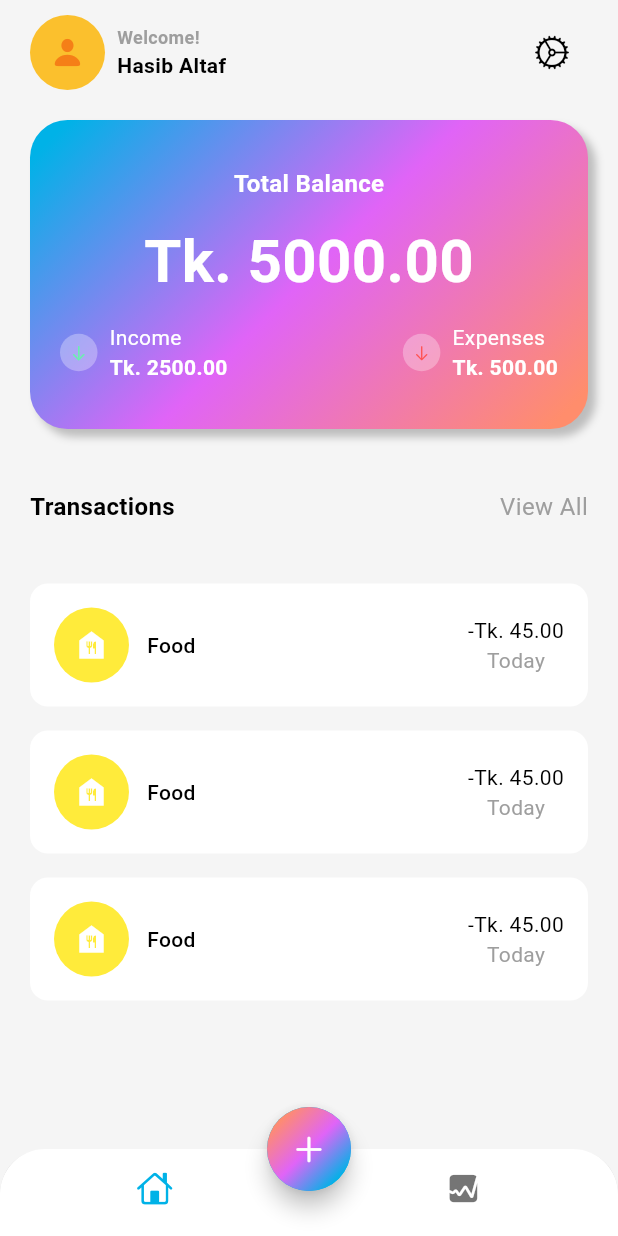
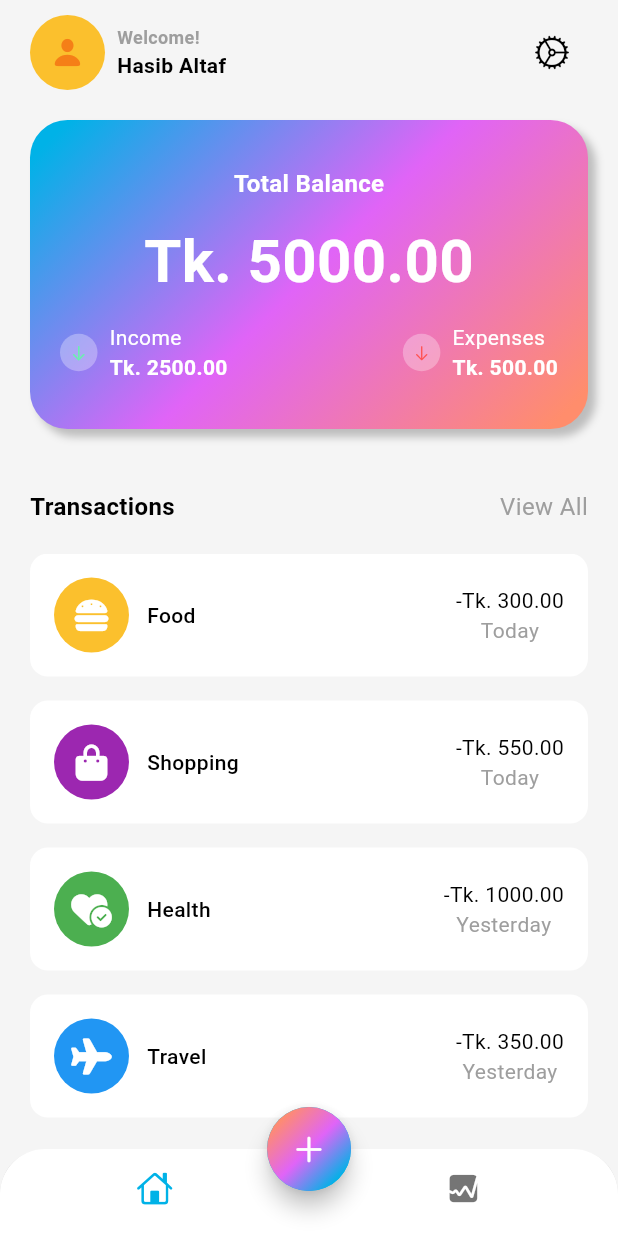
Before and after one commit to Hasib-39/Shonchoi, a Flutter app: the screen it shows after launch, on a phone screen of 412 x 824 dp. Run offline on Flutter 3.47's test engine with Material 3 defaults, Android fonts, the phone set to English and light mode, and no system bars; our stand-ins replace font_awesome_flutter.

Commit message:
Added transactions data from a List of data

```diff
--- a/lib/data/data.dart
+++ b/lib/data/data.dart
@@ -0,0 +1,33 @@
+import 'package:flutter/material.dart';
+import 'package:font_awesome_flutter/font_awesome_flutter.dart';
+
+List<Map<String, dynamic>> transactionsData = [
+  {
+    'icon':const FaIcon(FontAwesomeIcons.burger, color: Colors.white),
+    'color': Colors.yellow[700],
+    'name':'Food',
+    'totalAmount':'-Tk. 300.00',
+    'date': 'Today',
+  },
+  {
+    'icon':const FaIcon(FontAwesomeIcons.bagShopping, color: Colors.white),
+    'color': Colors.purple,
+    'name':'Shopping',
+    'totalAmount':'-Tk. 550.00',
+    'date': 'Today',
+  },
+  {
+    'icon':const FaIcon(FontAwesomeIcons.heartCircleCheck, color: Colors.white,),
+    'color': Colors.green,
+    'name':'Health',
+    'totalAmount':'-Tk. 1000.00',
+    'date': 'Yesterday',
+  },
+  {
+    'icon':const FaIcon(FontAwesomeIcons.plane, color: Colors.white,),
+    'color': Colors.blue,
+    'name':'Travel',
+    'totalAmount':'-Tk. 350.00',
+    'date': 'Yesterday',
+  }
+];
--- a/lib/screens/home/views/home_screen.dart
+++ b/lib/screens/home/views/home_screen.dart
@@ -4,8 +4,24 @@ import 'package:flutter/cupertino.dart';
 import 'package:flutter/material.dart';
 import 'package:shonchoi/screens/home/views/main_screen.dart';
 
-class HomeScreen extends StatelessWidget {
+import '../../stat/stats.dart';
+
+class HomeScreen extends StatefulWidget {
   const HomeScreen({super.key});
+
+  @override
+  State<StatefulWidget> createState() => _HomeScreenState();
+}
+
+class _HomeScreenState extends State<HomeScreen>{
+
+  var widgetList = {
+    const MainScreen(),
+    const StatScreen(),
+  };
+
+  int index = 0;
+
 
   @override
   Widget build(BuildContext context) {
@@ -56,7 +72,9 @@ class HomeScreen extends StatelessWidget {
             ),
           ),
       ),
-      body: const MainScreen(),
+      body: index == 0
+      ? const MainScreen()
+      : const StatScreen(),
     );
   }
 }
--- a/lib/screens/home/views/main_screen.dart
+++ b/lib/screens/home/views/main_screen.dart
@@ -2,6 +2,7 @@ import 'dart:math';
 
 import 'package:flutter/cupertino.dart';
 import 'package:flutter/material.dart';
+import 'package:shonchoi/data/data.dart';
 
 class MainScreen extends StatelessWidget {
   const MainScreen({super.key});
@@ -225,10 +226,10 @@ class MainScreen extends StatelessWidget {
                 )
               ],
             ),
-            const SizedBox(height: 40,),
+            const SizedBox(height: 20,),
             Expanded(
               child: ListView.builder(
-                  itemCount: 3,
+                  itemCount: transactionsData.length,
                   itemBuilder: (context, int i){
                     return Padding(
                       padding: const EdgeInsets.only(bottom: 16),
@@ -250,20 +251,17 @@ class MainScreen extends StatelessWidget {
                                       Container(
                                         width: 50,
                                         height: 50,
-                                        decoration: const BoxDecoration(
-                                          color: Colors.yellow,
+                                        decoration: BoxDecoration(
+                                          color: transactionsData[i]['color'],
                                           shape: BoxShape.circle
                                         ),
                                       ),
-                                      const Icon(
-                                          Icons.food_bank,
-                                        color: Colors.white,
-                                      )
+                                      transactionsData[i]['icon'],
                                     ],
                                   ),
                                   const SizedBox(width: 12,),
                                   Text(
-                                    'Food',
+                                    transactionsData[i]['name'],
                                     style: TextStyle(
                                       fontSize: 14,
                                       color: Theme.of(context).colorScheme.onSurface,
@@ -275,7 +273,7 @@ class MainScreen extends StatelessWidget {
                               Column(
                                 children: [
                                   Text(
-                                    '-Tk. 45.00',
+                                    transactionsData[i]['totalAmount'],
                                     style: TextStyle(
                                         fontSize: 14,
                                         color: Theme.of(context).colorScheme.onSurface,
@@ -283,7 +281,7 @@ class MainScreen extends StatelessWidget {
                                     ),
                                   ),
                                   Text(
-                                    'Today',
+                                    transactionsData[i]['date'],
                                     style: TextStyle(
                                         fontSize: 14,
                                         color: Theme.of(context).colorScheme.outline,
--- /dev/null
+++ b/lib/screens/stat/stats.dart
@@ -0,0 +1,10 @@
+import 'package:flutter/material.dart';
+
+class StatScreen extends StatelessWidget {
+  const StatScreen({super.key});
+
+  @override
+  Widget build(BuildContext context) {
+    return const Placeholder();
+  }
+}
--- a/pubspec.yaml
+++ b/pubspec.yaml
@@ -28,6 +28,7 @@ environment:
 # the latest version available on pub.dev. To see which dependencies have newer
 # versions available, run `flutter pub outdated`.
 dependencies:
+  font_awesome_flutter: ^10.7.0
   flutter:
     sdk: flutter
 
```
Also changed, not shown: pubspec.lock.
